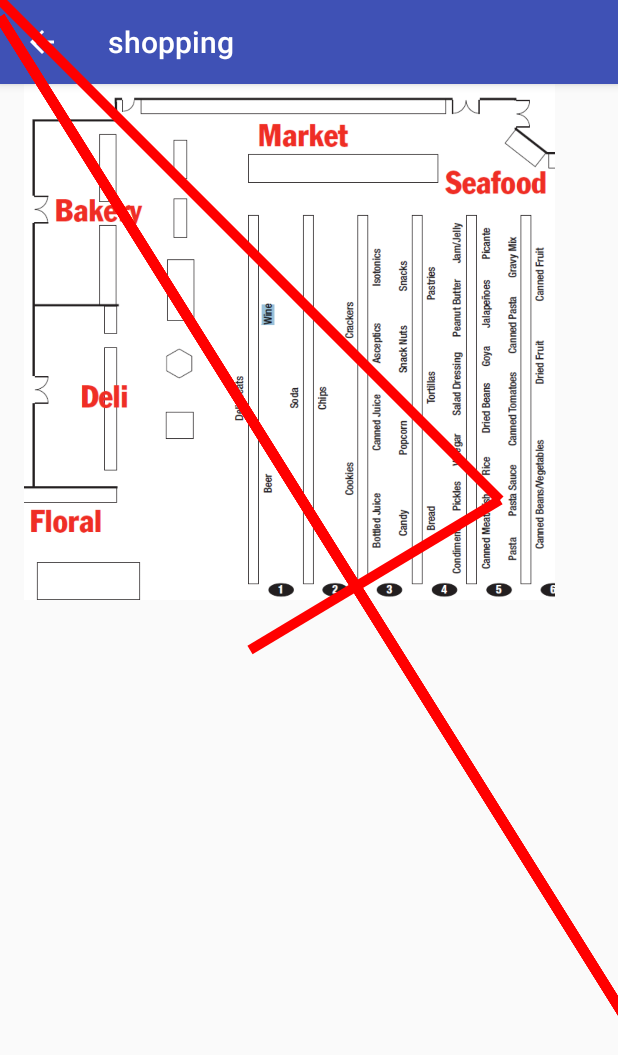
After one commit to jsreid13/HackThe6ix, an Android app: the DisplayRouteActivity screen opened directly, with no data from a screen before it, on a phone screen of 412 x 824 dp. The commit adds this screen. Shown: the top 1055 px of the screen. Run offline under Robolectric (Android 15) with nearby library versions, the phone set to English and light mode, and no system bars.

Commit message:
move routemap drawing step after submit

```diff
--- a/shopping/app/src/main/java/com/hackthe6ix/shopping/ui/CreateShoppingListActivity.java
+++ b/shopping/app/src/main/java/com/hackthe6ix/shopping/ui/CreateShoppingListActivity.java
@@ -97,8 +97,8 @@ public class CreateShoppingListActivity extends AppCompatActivity {
             s_l = (TextView) findViewById(R.id.shoppingList);
             s_l.setText(shopping_list);
             Toast.makeText(getApplicationContext(), "Shopping List submission succeed!", Toast.LENGTH_LONG).show();
-//            Intent intent = new Intent(this, DisplayRouteActivity.class);
-//            startActivity(intent);
+            Intent intent = new Intent(this, DisplayRouteActivity.class);
+            startActivity(intent);
         }
         else {
             Toast.makeText(getApplicationContext(), "Shopping List submission failed!", Toast.LENGTH_LONG).show();
--- /dev/null
+++ b/shopping/app/src/main/java/com/hackthe6ix/shopping/ui/DisplayRouteActivity.java
@@ -0,0 +1,20 @@
+package com.hackthe6ix.shopping.ui;
+
+import android.os.Bundle;
+import android.support.v7.app.AppCompatActivity;
+import android.view.ViewGroup;
+
+import com.hackthe6ix.shopping.R;
+
+public class DisplayRouteActivity extends AppCompatActivity {
+    public ViewGroup v_group;
+
+    @Override
+    protected void onCreate(Bundle savedInstanceState) {
+        super.onCreate(savedInstanceState);
+        setContentView(R.layout.activity_drawroute);
+        v_group = (ViewGroup) getWindow().getDecorView();
+        DrawRoute draw = new DrawRoute(this);
+        v_group.addView(draw);
+    }
+}
--- /dev/null
+++ b/shopping/app/src/main/java/com/hackthe6ix/shopping/ui/DrawRoute.java
@@ -0,0 +1,46 @@
+package com.hackthe6ix.shopping.ui;
+
+import android.content.Context;
+import android.graphics.Canvas;
+import android.graphics.Color;
+import android.graphics.Paint;
+import android.view.View;
+
+import java.util.Vector;
+
+public class DrawRoute extends View {
+    Paint myPaint;
+    Vector<Coord> myVect = new Vector<Coord>();
+
+    public DrawRoute(Context context){
+      super(context);
+    }
+
+    @Override
+    protected void onDraw(Canvas canvas) {
+        super.onDraw(canvas);
+        for(int i = 0; i < 20; i++) {
+            // a random line
+            myVect.add(i, new Coord(Float.valueOf(i) * 50, Float.valueOf(i) * 80 + 17));
+
+        }
+        myPaint = new Paint();
+        myPaint.setColor(Color.RED);
+        myPaint.setStrokeWidth(10f);
+        canvas.drawLine(0,0, 500, 500, myPaint);
+        canvas.drawLine(500, 500, 250, 650, myPaint);
+        for(int i = 0; i < myVect.size() -1; i++) {
+            canvas.drawLine(myVect.get(i).x ,myVect.get(i).y, myVect.get(i + 1).x, myVect.get(i + 1).y, myPaint);
+        }
+    }
+}
+
+class Coord
+{
+    public float x;
+    public float y;
+    public Coord(float x_in, float y_in) {
+        x = x_in;
+        y = y_in;
+    }
+}
--- /dev/null
+++ b/shopping/app/src/main/res/layout/activity_drawroute.xml
@@ -0,0 +1,15 @@
+<?xml version="1.0" encoding="utf-8"?>
+<android.support.constraint.ConstraintLayout xmlns:android="http://schemas.android.com/apk/res/android"
+    xmlns:app="http://schemas.android.com/apk/res-auto"
+    xmlns:tools="http://schemas.android.com/tools"
+    android:layout_width="match_parent"
+    android:layout_height="match_parent">
+    <!--tools:context=".DrawRoute"-->
+
+    <ImageView
+    android:id="@+id/imageView"
+    android:layout_width="386dp"
+    android:layout_height="344dp"
+    app:srcCompat="@drawable/ic_map" />
+
+</android.support.constraint.ConstraintLayout>
--- a/shopping/app/src/main/res/layout/activity_main.xml
+++ b/shopping/app/src/main/res/layout/activity_main.xml
@@ -6,11 +6,6 @@
     android:layout_height="match_parent"
     tools:context=".MainActivity">
 
-    <ImageView
-        android:id="@+id/imageView"
-        android:layout_width="386dp"
-        android:layout_height="344dp"
-        app:srcCompat="@drawable/ic_map" />
     <TextView
         android:layout_width="wrap_content"
         android:layout_height="wrap_content"
```
Also changed, not shown: shopping/app/src/main/AndroidManifest.xml (+8 -1 lines), shopping/app/src/main/java/com/hackthe6ix/shopping/Draw.java (deleted, +0 -57 lines), shopping/app/src/main/java/com/hackthe6ix/shopping/MainActivity.java (+1 -14 lines), shopping/app/src/main/res/layout/activity_draw.xml (deleted, +0 -9 lines), shopping/app/src/main/res/drawable/ic_map.jpg (added), shopping/app/src/main/res/drawable/ic_map_test.xml (renamed from shopping/app/src/main/res/drawable/ic_map.xml).
